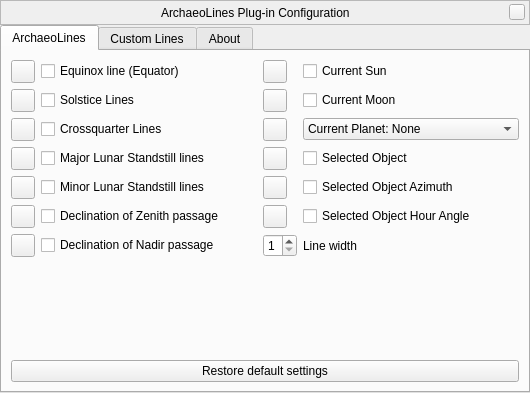
Old version of the form plugins/ArchaeoLines/src/gui/archaeoLinesDialog.ui in the repository 519984307/stellarium_src.
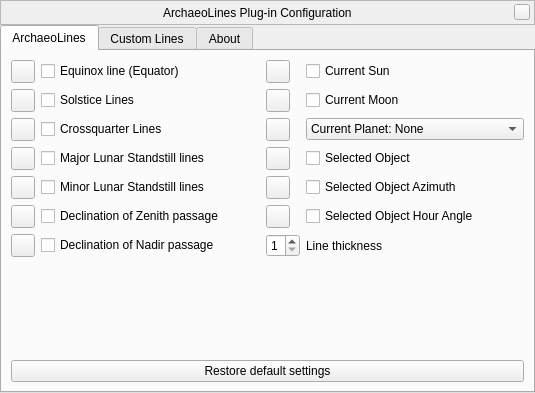
New version of the form. Custom widgets are drawn as their Qt base class.

```diff
--- a/plugins/ArchaeoLines/src/gui/archaeoLinesDialog.ui
+++ b/plugins/ArchaeoLines/src/gui/archaeoLinesDialog.ui
@@ -6,7 +6,7 @@
    <rect>
     <x>0</x>
     <y>0</y>
-    <width>530</width>
+    <width>535</width>
     <height>393</height>
    </rect>
   </property>
@@ -393,7 +393,7 @@
          <item row="6" column="3">
           <widget class="QLabel" name="lineWidthLabel">
            <property name="text">
-            <string>Line width</string>
+            <string>Line thickness</string>
            </property>
           </widget>
          </item>
```
